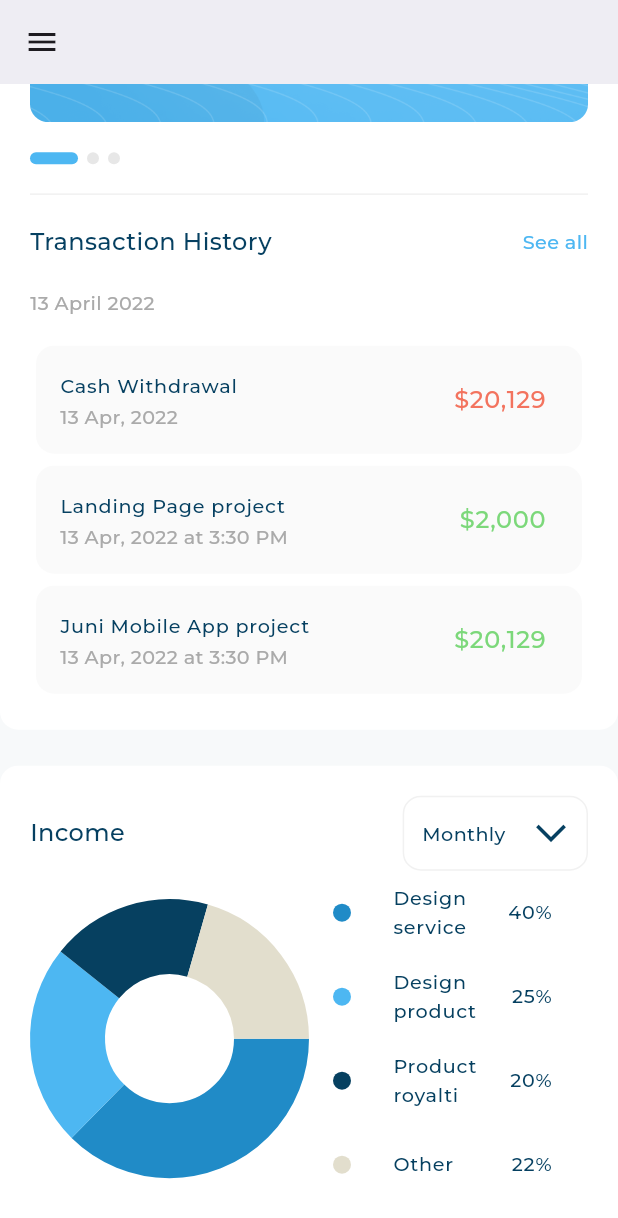
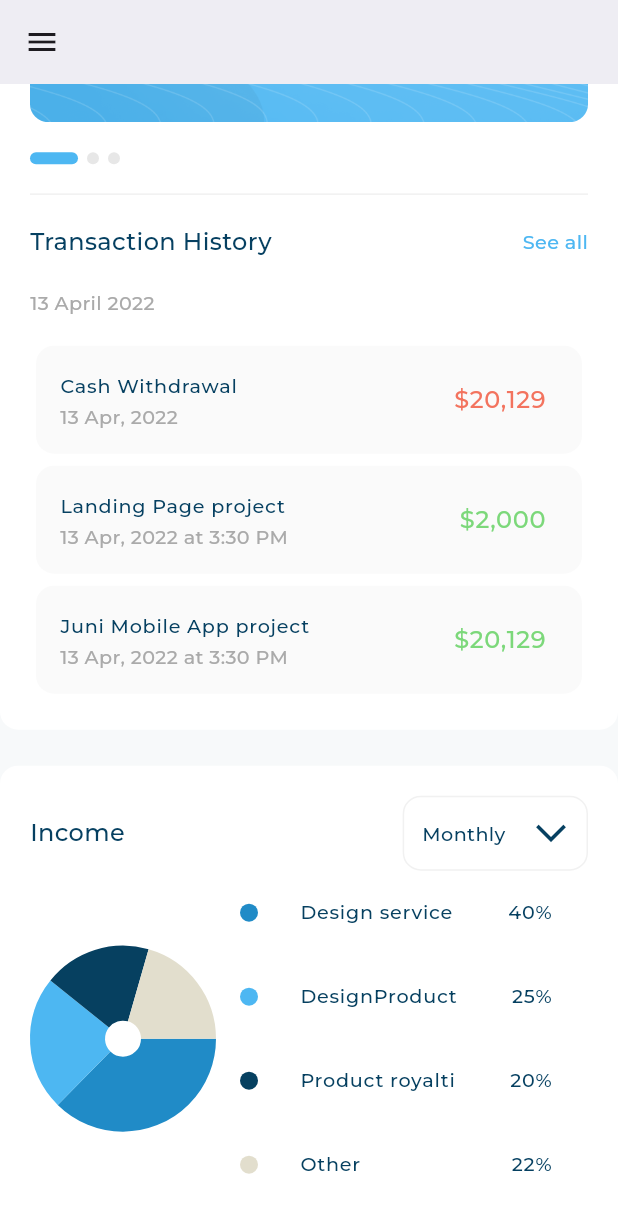
Before and after one commit to a7medbehiry/admin_dashboard_responsive_ui, a Flutter app: the screen it shows after launch, scrolled down 1086 dp, on a phone screen of 412 x 824 dp. Shown: the top 1218 px of the screen. Run offline on Flutter 3.47's test engine with Material 3 defaults, Android fonts, the phone set to English and light mode, and no system bars; drawn by our look-alikes of expandable_page_view, fl_chart; our stand-ins replace flutter_svg; project files that could hold a hidden picture were left out.

Commit message:
responsive desktop done

```diff
--- a/lib/main.dart
+++ b/lib/main.dart
@@ -1,13 +1,13 @@
-import 'package:device_preview/device_preview.dart';
 import 'package:flutter/material.dart';
 import 'views/dashboard_view.dart';
 
 void main() {
   runApp(
-    DevicePreview(
-      enabled: true,
-      builder: (context) => const ResponsiveAdminDashboard(),
-    ),
+    // DevicePreview(
+    //   enabled: true,
+    //   builder: (context) => const ResponsiveAdminDashboard(),
+    // ),
+    const ResponsiveAdminDashboard(),
   );
 }
 
@@ -16,11 +16,11 @@ class ResponsiveAdminDashboard extends StatelessWidget {
 
   @override
   Widget build(BuildContext context) {
-    return MaterialApp(
+    return const MaterialApp(
       debugShowCheckedModeBanner: false,
-      locale: DevicePreview.locale(context),
-      builder: DevicePreview.appBuilder,
-      home: const DashboardView(),
+      // locale: DevicePreview.locale(context),
+      // builder: DevicePreview.appBuilder,
+      home:  DashboardView(),
     );
   }
 }
--- a/lib/utils/app_styles.dart
+++ b/lib/utils/app_styles.dart
@@ -1,5 +1,3 @@
-import 'dart:developer';
-
 import 'package:flutter/material.dart';
 
 import 'size_config.dart';
@@ -106,7 +104,7 @@ double getResponsiveFontSize(BuildContext context, {required double fontSize}) {
   double lowerLimit = fontSize * .8;
   double upperLimit = fontSize * 1.2;
 
-  log('baseFontSize = $fontSize, lowerLimit = $lowerLimit, upperLimit = $upperLimit, responsiveFontSize = $responsiveFontSize ,final font size = ${responsiveFontSize.clamp(lowerLimit, upperLimit)}');
+  // log('baseFontSize = $fontSize, lowerLimit = $lowerLimit, upperLimit = $upperLimit, responsiveFontSize = $responsiveFontSize ,final font size = ${responsiveFontSize.clamp(lowerLimit, upperLimit)}');
   return responsiveFontSize.clamp(lowerLimit, upperLimit);
 }
 
--- a/lib/views/dashboard_view.dart
+++ b/lib/views/dashboard_view.dart
@@ -1,3 +1,4 @@
+import 'package:admin_dashboard/utils/size_config.dart';
 import 'package:admin_dashboard/widgets/adaptive_layout.dart';
 import 'package:admin_dashboard/widgets/custom_drawer.dart';
 import 'package:admin_dashboard/widgets/dashboard_mobile_layout.dart';
@@ -14,11 +15,13 @@ class DashboardView extends StatefulWidget {
 
 class _DashboardViewState extends State<DashboardView> {
   final GlobalKey<ScaffoldState> scaffoldKey = GlobalKey();
+
   @override
   Widget build(BuildContext context) {
+    SizeConfig.init(context);
     return Scaffold(
       key: scaffoldKey,
-      appBar: MediaQuery.sizeOf(context).width < 800
+      appBar: MediaQuery.sizeOf(context).width < SizeConfig.tablet
           ? AppBar(
               elevation: 0,
               backgroundColor: const Color(0xffFAFAFA),
@@ -33,7 +36,7 @@ class _DashboardViewState extends State<DashboardView> {
             )
           : null,
       drawer:
-          MediaQuery.sizeOf(context).width < 800 ? const CustomDrawer() : null,
+          MediaQuery.sizeOf(context).width <  SizeConfig.tablet ? const CustomDrawer() : null,
       backgroundColor: const Color(0xffF7F9FA),
       body: AdaptiveLayout(
         mobileLayout: (context) => const DashBoardMobileLayout(),
--- a/lib/widgets/income_details_list_view.dart
+++ b/lib/widgets/income_details_list_view.dart
@@ -9,7 +9,7 @@ class IncomeDetailsListView extends StatelessWidget {
     IncomeItemDetailsModel(
         color: Color(0xff208BC7), title: 'Design service', value: '40%'),
     IncomeItemDetailsModel(
-        color: Color(0xff4DB7F2), title: 'Design product', value: '25%'),
+        color: Color(0xff4DB7F2), title: 'DesignProduct', value: '25%'),
     IncomeItemDetailsModel(
         color: Color(0xff064060), title: 'Product royalti', value: '20%'),
     IncomeItemDetailsModel(
@@ -17,12 +17,14 @@ class IncomeDetailsListView extends StatelessWidget {
   ];
   @override
   Widget build(BuildContext context) {
-    return ListView.builder(
-      itemCount: items.length,
-      shrinkWrap: true,
-      itemBuilder: (BuildContext context, int index) {
-        return IncomeItemDetails(incomeItemDetailsModel: items[index]);
-      },
+    return Column(
+      children: items
+          .map(
+            (e) => IncomeItemDetails(
+              incomeItemDetailsModel: e,
+            ),
+          )
+          .toList(),
     );
   }
 }
--- a/lib/widgets/income_section.dart
+++ b/lib/widgets/income_section.dart
@@ -1,7 +1,5 @@
 import 'package:admin_dashboard/widgets/custom_background_container.dart';
-import 'package:admin_dashboard/widgets/income_chart.dart';
-import 'package:admin_dashboard/widgets/income_details_list_view.dart';
-import 'package:flutter/cupertino.dart';
+import 'package:admin_dashboard/widgets/income_section_body.dart';
 import 'package:flutter/material.dart';
 import 'package:flutter/widgets.dart';
 
@@ -16,17 +14,7 @@ class IncomeSection extends StatelessWidget {
       child: Column(
         children: [
           IncomeSectionHeader(),
-          Row(
-            crossAxisAlignment: CrossAxisAlignment.center,
-            children: [
-              Expanded(
-                child: IncomeChart(),
-              ),
-              Expanded(
-                child: IncomeDetailsListView(),
-              ),
-            ],
-          ),
+          IncomeSectionBody(),
         ],
       ),
     );
--- /dev/null
+++ b/lib/widgets/income_section_body.dart
@@ -0,0 +1,36 @@
+import 'package:admin_dashboard/utils/size_config.dart';
+import 'package:admin_dashboard/widgets/detailed_income_chart.dart';
+import 'package:admin_dashboard/widgets/income_chart.dart';
+import 'package:admin_dashboard/widgets/income_details_list_view.dart';
+import 'package:flutter/material.dart';
+
+class IncomeSectionBody extends StatelessWidget {
+  const IncomeSectionBody({
+    super.key,
+  });
+
+  @override
+  Widget build(BuildContext context) {
+    double width = MediaQuery.sizeOf(context).width;
+
+    return width >= SizeConfig.desktop && width < 1530
+        ? const Expanded(
+            child: Padding(
+              padding: EdgeInsets.all(16),
+              child: DetailedIncomeChart(),
+            ),
+          )
+        : const Row(
+            crossAxisAlignment: CrossAxisAlignment.center,
+            children: [
+              Expanded(
+                child: IncomeChart(),
+              ),
+              Expanded(
+                flex: 2,
+                child: IncomeDetailsListView(),
+              ),
+            ],
+          );
+  }
+}
--- a/lib/widgets/my_card.dart
+++ b/lib/widgets/my_card.dart
@@ -1,6 +1,7 @@
 import 'package:admin_dashboard/utils/app_images.dart';
 import 'package:admin_dashboard/utils/app_styles.dart';
 import 'package:flutter/material.dart';
+import 'package:flutter/widgets.dart';
 import 'package:flutter_svg/svg.dart';
 
 class MyCard extends StatelessWidget {
@@ -63,8 +64,10 @@ class MyCard extends StatelessWidget {
                 ],
               ),
             ),
-            const SizedBox(
-              height: 25,
+            const Flexible(
+              child: SizedBox(
+                height: 25,
+              ),
             ),
           ],
         ),
--- a/lib/widgets/transaction_history_list_view.dart
+++ b/lib/widgets/transaction_history_list_view.dart
@@ -26,14 +26,14 @@ class TransactionHistoryListView extends StatelessWidget {
   ];
   @override
   Widget build(BuildContext context) {
-    return ListView.builder(
-      itemCount: items.length,
-      shrinkWrap: true,
-      itemBuilder: (BuildContext context, int index) {
-        return TransactionHistoryItem(
-          transactionHistoryModel: items[index],
-        );
-      },
+    return Column(
+      children: items
+          .map(
+            (e) => TransactionHistoryItem(
+              transactionHistoryModel: e,
+            ),
+          )
+          .toList(),
     );
   }
 }
```
Also changed, not shown: lib/widgets/dashboard_desktop_layout.dart (+15 -0 lines), lib/widgets/detailed_income_chart.dart (added, +79 -0 lines).
